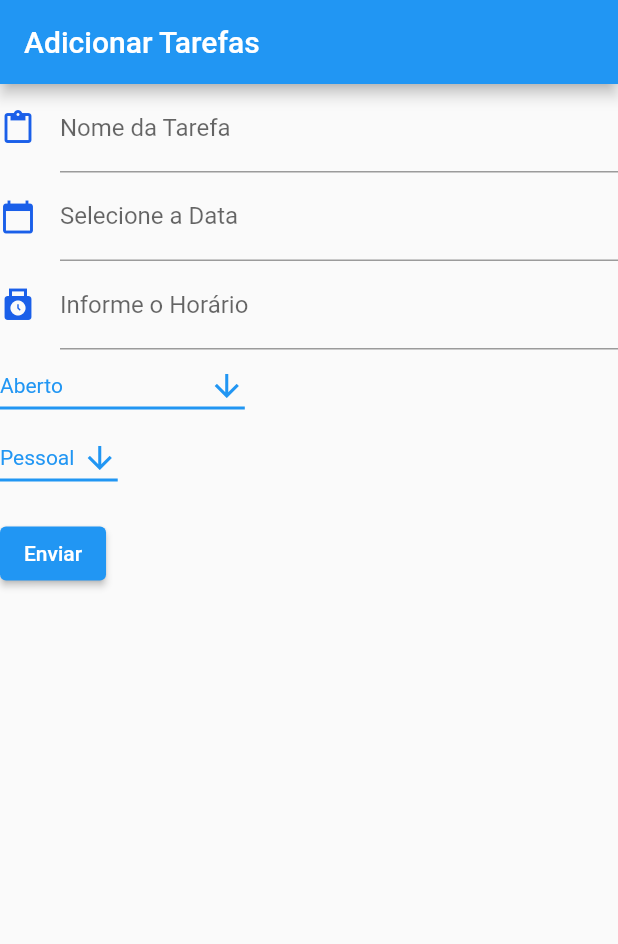
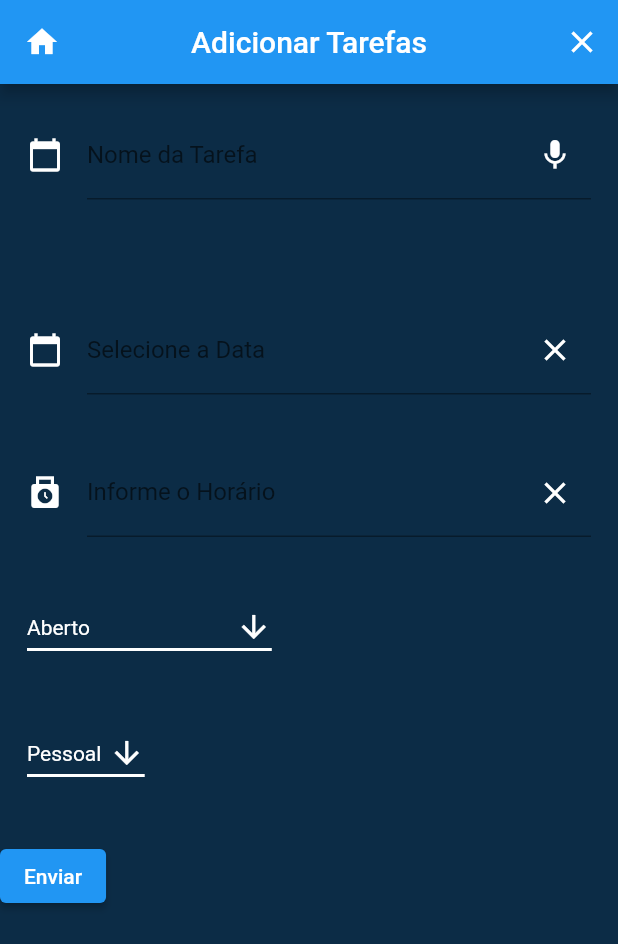
Before and after one commit to lucasvt/tarefas, a Flutter app: the screen it shows after launch, after a tap on "Adicionar Nova tarefa", on a phone screen of 412 x 824 dp. Shown: the top 944 px of the screen. Run offline on Flutter 3.47's test engine with Material 2 defaults, Android fonts, the phone set to English and light mode, and no system bars.

Commit message:
criado os icons e a rotas de navegação e estrutura

```diff
--- a/lib/adcionar_tarefas.dart
+++ b/lib/adcionar_tarefas.dart
@@ -14,9 +14,31 @@ class AdicionarTarefas extends StatelessWidget {
       title: appTitle,
       home: Scaffold(
         appBar: AppBar(
+          centerTitle: true,
           title: const Text(appTitle),
+          leading: IconButton(
+            onPressed: () {
+              Navigator.push(
+                context,
+                MaterialPageRoute(builder: (context) => MyApp()),
+              );
+            },
+            icon: Icon(Icons.home),
+          ),
+          actions: [
+            IconButton(
+              onPressed: () {
+                Navigator.push(
+                  context,
+                  MaterialPageRoute(builder: (context) => MyApp()),
+                );
+              },
+              icon: Icon(Icons.close),
+            ),
+          ],
         ),
         body: const MyCustomForm(),
+        backgroundColor: Color.fromARGB(255, 12, 44, 70),
       ),
     );
   }
@@ -47,38 +69,61 @@ class MyCustomFormState extends State<MyCustomForm> {
       child: Column(
         crossAxisAlignment: CrossAxisAlignment.start,
         children: [
-          TextFormField(
+          Container(
+            height: 100,
+            margin: const EdgeInsets.all(15.0),
+            padding: const EdgeInsets.all(3.0),
+            child: TextFormField(
               decoration: const InputDecoration(
                 hintText: 'Informe o nome da tarefa',
+                icon: Icon(Icons.calendar_today,
+                    color: Color.fromARGB(255, 255, 255, 255)),
                 labelText: 'Nome da Tarefa',
-              icon: const Icon(Icons.paste_outlined,
-                  color: Color.fromARGB(255, 26, 95, 233)),
+                suffixIcon:
+                    Icon(Icons.mic, color: Color.fromARGB(255, 255, 255, 255)),
               ),
             ),
-          TextFormField(
+          ),
+          Container(
+            margin: const EdgeInsets.all(15.0),
+            padding: const EdgeInsets.all(3.0),
+            child: TextFormField(
               decoration: const InputDecoration(
                 hintText: 'Informe a data da Data',
                 labelText: 'Selecione a Data',
                 icon: const Icon(Icons.calendar_today,
-                  color: Color.fromARGB(255, 26, 95, 233)),
+                    color: Color.fromARGB(255, 255, 255, 255)),
+                suffixIcon: const Icon(Icons.close,
+                    color: Color.fromARGB(255, 255, 255, 255)),
               ),
             ),
-          TextFormField(
+          ),
+          Container(
+            margin: const EdgeInsets.all(15.0),
+            padding: const EdgeInsets.all(3.0),
+            child: TextFormField(
+              style: const TextStyle(color: Color.fromARGB(255, 255, 255, 255)),
               decoration: const InputDecoration(
                 hintText: 'Informe o horário da tarefa',
                 labelText: 'Informe o Horário',
+                suffixIcon: const Icon(Icons.close,
+                    color: Color.fromARGB(255, 255, 255, 255)),
                 icon: const Icon(Icons.punch_clock,
-                  color: Color.fromARGB(255, 26, 95, 233)),
+                    color: Color.fromARGB(255, 255, 255, 255)),
               ),
             ),
-          DropdownButton<String>(
+          ),
+          Container(
+            margin: const EdgeInsets.all(15.0),
+            padding: const EdgeInsets.all(3.0),
+            child: DropdownButton<String>(
               value: dropdownEstado,
-            icon: const Icon(Icons.arrow_downward, color: Colors.blue),
+              icon: const Icon(Icons.arrow_downward, color: Colors.white),
               elevation: 16,
-            style: const TextStyle(color: Colors.blue),
+              style: const TextStyle(color: Color.fromARGB(255, 255, 255, 255)),
               underline: Container(
                 height: 2,
-              color: Colors.blue,
+                color: Color.fromARGB(255, 255, 255, 255),
               ),
               onChanged: (String? value) {
                 // This is called when the user selects an item.
@@ -93,14 +138,18 @@ class MyCustomFormState extends State<MyCustomForm> {
                 );
               }).toList(),
             ),
-          DropdownButton<String>(
+          ),
+          Container(
+            margin: const EdgeInsets.all(15.0),
+            padding: const EdgeInsets.all(3.0),
+            child: DropdownButton<String>(
               value: dropdownValue,
-            icon: const Icon(Icons.arrow_downward, color: Colors.blue),
+              icon: const Icon(Icons.arrow_downward, color: Colors.white),
               elevation: 16,
-            style: const TextStyle(color: Colors.blue),
+              style: const TextStyle(color: Color.fromARGB(255, 255, 255, 255)),
               underline: Container(
                 height: 2,
-              color: Colors.blue,
+                color: Color.fromARGB(255, 255, 255, 255),
               ),
               onChanged: (String? value) {
                 // This is called when the user selects an item.
@@ -114,6 +163,7 @@ class MyCustomFormState extends State<MyCustomForm> {
                   child: Text(value),
                 );
               }).toList(),
+            ),
           ),
           Padding(
             padding: const EdgeInsets.symmetric(vertical: 16.0),
```
Lines whose indentation alone changed are shown as unchanged.
